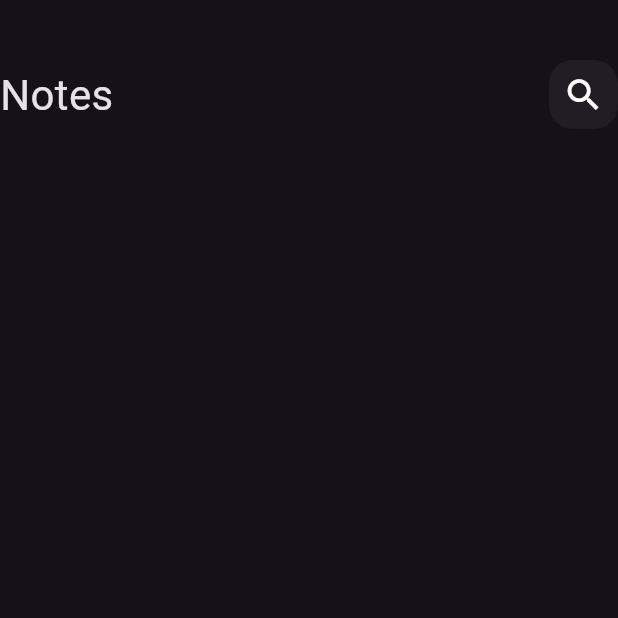
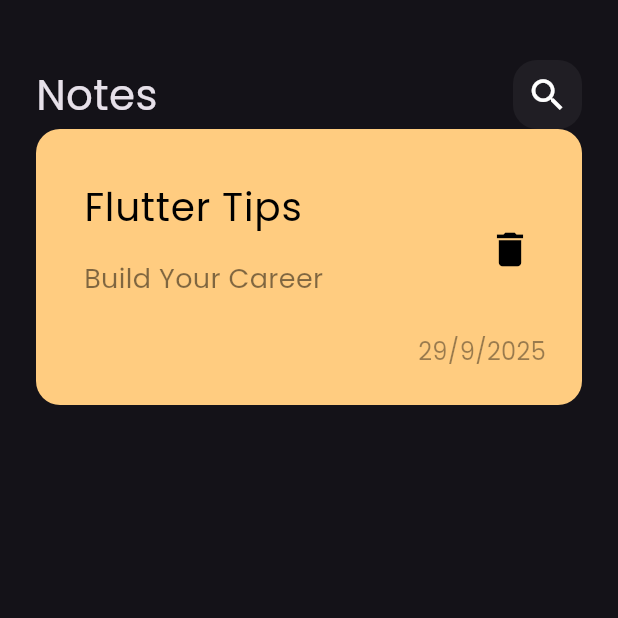
Before and after one commit to yasmin401/Notes_App, a Flutter app: the screen it shows after launch, on a phone screen of 412 x 824 dp, the top half of it. Run offline on Flutter 3.47's test engine with Material 3 defaults, Android fonts, the phone set to English and light mode, and no system bars.

Commit message:
Create notes item widget ,add poppins font

```diff
--- a/lib/main.dart
+++ b/lib/main.dart
@@ -12,10 +12,8 @@ class NotesApp extends StatelessWidget {
   Widget build(BuildContext context) {
     return MaterialApp(
       debugShowCheckedModeBanner: false,
-      theme: ThemeData(
-        brightness: Brightness.dark
-      ),
-      home:const NotesView()
+      theme: ThemeData(brightness: Brightness.dark, fontFamily: 'Poppins'),
+      home: const NotesView(),
     );
   }
 }
--- /dev/null
+++ b/lib/widgets/notes_item.dart
@@ -0,0 +1,52 @@
+import 'package:flutter/material.dart';
+
+class NotesItem extends StatelessWidget {
+  const NotesItem({super.key});
+
+  @override
+  Widget build(BuildContext context) {
+    return Container(
+      padding: EdgeInsets.only(top: 24, left: 16, bottom: 24),
+      decoration: BoxDecoration(
+        color: Color(0xffFFCC80),
+        borderRadius: BorderRadius.circular(16),
+      ),
+      child: Column(
+        crossAxisAlignment: CrossAxisAlignment.end,
+        children: [
+          ListTile(
+            title: Text(
+              'Flutter Tips',
+              style: TextStyle(color: Colors.black, fontSize: 26),
+            ),
+
+            subtitle: Padding(
+              padding: const EdgeInsets.only(bottom: 16, top: 16),
+              child: Text(
+                'Build Your Career',
+                style: TextStyle(
+                  color: Colors.black.withValues(alpha: 0.5),
+                  fontSize: 18,
+                ),
+              ),
+            ),
+            trailing: IconButton(
+              onPressed: () {},
+              icon: Icon(Icons.delete, color: Colors.black, size: 30),
+            ),
+          ),
+          Padding(
+            padding: const EdgeInsets.only(right: 24),
+            child: Text(
+              '29/9/2025',
+              style: TextStyle(
+                color: Colors.black.withValues(alpha: 0.4),
+                fontSize: 16,
+              ),
+            ),
+          ),
+        ],
+      ),
+    );
+  }
+}
--- a/lib/widgets/notes_view_body.dart
+++ b/lib/widgets/notes_view_body.dart
@@ -1,11 +1,17 @@
 import 'package:flutter/material.dart';
 import 'package:notes_app/widgets/custom_app_bar.dart';
+import 'package:notes_app/widgets/notes_item.dart';
 
 class NotesViewBody extends StatelessWidget {
   const NotesViewBody({super.key});
 
   @override
   Widget build(BuildContext context) {
-    return const Column(children: [SizedBox(height: 40), CustomAppBar()]);
+    return Padding(
+      padding: const EdgeInsets.symmetric(horizontal: 24),
+      child: const Column(
+        children: [SizedBox(height: 40), CustomAppBar(), NotesItem()],
+      ),
+    );
   }
 }
```
Also changed, not shown: pubspec.yaml (+5 -12 lines), assets/fonts/Poppins-Regular.ttf (added).
